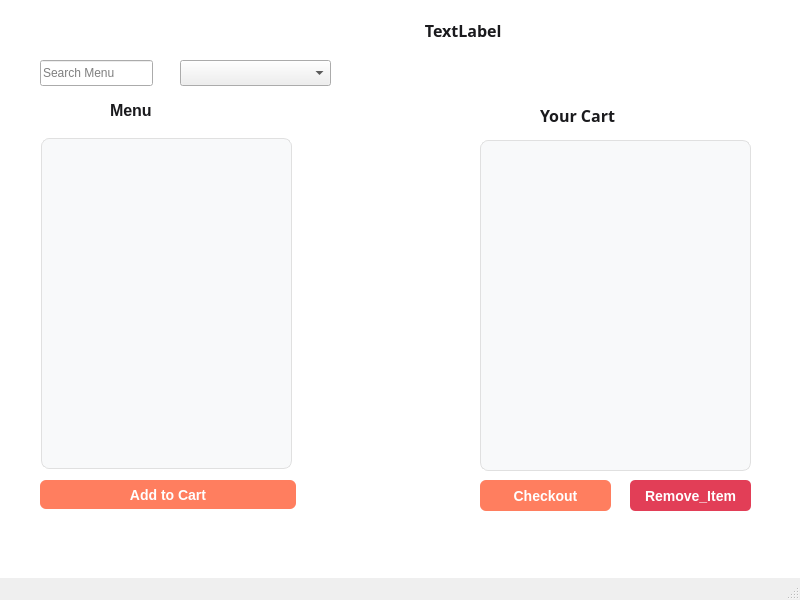
The window that mainwindow.ui (piyushagarwal0317-crypto/Food_Order) describes before a commit, drawn with Qt 5.
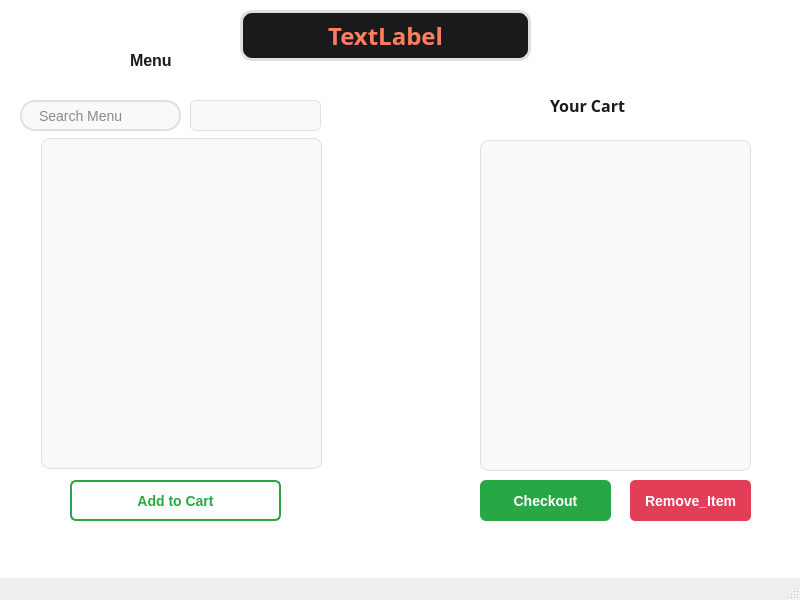
The same window after the commit.

Commit message: added colors in background,buttons

```diff
--- a/mainwindow.ui
+++ b/mainwindow.ui
@@ -60,12 +60,46 @@
    <widget class="QLineEdit" name="lineEdit">
     <property name="geometry">
      <rect>
-      <x>40</x>
-      <y>60</y>
-      <width>113</width>
-      <height>26</height>
+      <x>20</x>
+      <y>100</y>
+      <width>161</width>
+      <height>31</height>
      </rect>
     </property>
+    <property name="styleSheet">
+     <string notr="true">/* --- SEARCH BAR STYLING --- */
+
+/* 1. The Search Text Box */
+QLineEdit {
+    background-color: #F8F9FA;
+    border: 2px solid #E0E0E0;
+    border-radius: 15px; /* Gives it a nice round pill shape! */
+    padding: 6px 15px;
+    color: #1A1A1D;
+    font-size: 14px;
+}
+
+/* Make the border glow Coral when the user clicks to type! */
+QLineEdit:focus {
+    border: 2px solid #FF7E5F; 
+}
+
+/* 2. The Search Button */
+/* (Covering both QPushButton and QToolButton just in case!) */
+QPushButton#searchButton, QToolButton {
+    background-color: #1A1A1D; /* A sleek dark gray to contrast with your Coral buttons */
+    color: white;
+    border: none;
+    border-radius: 15px; /* Match the roundness of the search box */
+    padding: 6px 15px;
+    font-weight: bold;
+    font-size: 14px;
+}
+
+QPushButton#searchButton:hover, QToolButton:hover {
+    background-color: #4A4A4D; /* Lighter gray when hovered */
+}</string>
+    </property>
     <property name="placeholderText">
      <string>Search Menu</string>
     </property>
@@ -73,31 +107,60 @@
    <widget class="QComboBox" name="categoryComboBox">
     <property name="geometry">
      <rect>
-      <x>180</x>
-      <y>60</y>
-      <width>151</width>
-      <height>26</height>
+      <x>190</x>
+      <y>100</y>
+      <width>131</width>
+      <height>31</height>
      </rect>
     </property>
+    <property name="styleSheet">
+     <string notr="true">/* Style the Drop-Down Menu so it isn't invisible! */
+QComboBox {
+    background-color: #F8F9FA;
+    border: 1px solid #E0E0E0;
+    border-radius: 6px;
+    padding: 5px 10px;
+    color: #1A1A1D;
+    font-size: 14px;
+    font-weight: bold;
+}
+QComboBox::drop-down {
+    border: none;
+    width: 30px;
+}</string>
+    </property>
    </widget>
    <widget class="QLabel" name="specialsLabel">
     <property name="geometry">
      <rect>
-      <x>60</x>
-      <y>20</y>
-      <width>661</width>
-      <height>20</height>
+      <x>240</x>
+      <y>10</y>
+      <width>291</width>
+      <height>51</height>
      </rect>
     </property>
     <property name="font">
      <font>
       <family>Monospac821 BT</family>
       <pointsize>-1</pointsize>
-      <bold>true</bold>
+      <fontweight>Black</fontweight>
      </font>
     </property>
+    <property name="styleSheet">
+     <string notr="true">/* --- SLIDING WINDOW / MARQUEE DISPLAY --- */
+/* (Change 'scrollingLabel' to whatever your label's exact objectName is!) */
+QLabel#specialsLabel {
+    background-color: #1A1A1D;       /* A sleek, very dark gray/black background */
+    color: #FF7E5F;                  /* Your signature Coral color for the text */
+    border: 3px solid #E0E0E0;       /* A thick, modern border to frame it */
+    border-radius: 12px;             /* Nice, heavily rounded corners */
+    padding: 10px;                   /* Breathing room inside the box */
+    font-weight: 900;                /* Extra bold text */
+    font-size: 24px;                 /* Much larger text! */
+}</string>
+    </property>
     <property name="text">
-     <string>                                   TextLabel</string>
+     <string>TextLabel</string>
     </property>
     <property name="alignment">
      <set>Qt::AlignmentFlag::AlignCenter</set>
@@ -106,10 +169,10 @@
    <widget class="QPushButton" name="addToCartButton">
     <property name="geometry">
      <rect>
-      <x>40</x>
+      <x>70</x>
       <y>480</y>
-      <width>256</width>
-      <height>29</height>
+      <width>211</width>
+      <height>41</height>
      </rect>
     </property>
     <property name="font">
@@ -118,6 +181,25 @@
       <bold>true</bold>
      </font>
     </property>
+    <property name="styleSheet">
+     <string notr="true">/* --- ADD TO CART BUTTON --- */
+/* Using the exact object name so it ONLY affects this specific button */
+QPushButton#addToCartButton {
+    background-color: #FFFFFF;       /* Pure white background */
+    color: #28A745;                  /* Crisp, modern green text */
+    border: 2px solid #28A745;       /* Matching green border */
+    border-radius: 6px;              /* Keeps the modern rounded corners */
+    padding: 8px 15px;
+    font-weight: bold;
+    font-size: 14px;
+}
+
+/* Make it invert beautifully when the user hovers their mouse over it! */
+QPushButton#addToCartButton:hover {
+    background-color: #28A745;       /* Fills in green */
+    color: #FFFFFF;                  /* Text turns white */
+}</string>
+    </property>
     <property name="text">
      <string>Add to Cart</string>
     </property>
@@ -125,8 +207,8 @@
    <widget class="QLabel" name="totalLabel">
     <property name="geometry">
      <rect>
-      <x>540</x>
-      <y>100</y>
+      <x>550</x>
+      <y>90</y>
       <width>161</width>
       <height>31</height>
      </rect>
@@ -148,7 +230,7 @@
       <x>480</x>
       <y>480</y>
       <width>131</width>
-      <height>31</height>
+      <height>41</height>
      </rect>
     </property>
     <property name="font">
@@ -157,6 +239,23 @@
       <bold>true</bold>
      </font>
     </property>
+    <property name="styleSheet">
+     <string notr="true">/* --- CHECKOUT BUTTON --- */
+QPushButton#checkoutButton {
+    background-color: #28A745;       /* Solid green background */
+    color: #FFFFFF;                  /* Pure white text */
+    border: none;                    /* No border needed for a solid button */
+    border-radius: 6px;              /* Smooth corners */
+    padding: 8px 15px;
+    font-weight: bold;
+    font-size: 14px;
+}
+
+/* Make it darken slightly when the user hovers over it */
+QPushButton#checkoutButton:hover {
+    background-color: #218838;       /* A slightly deeper, richer green */
+}</string>
+    </property>
     <property name="text">
      <string>Checkout</string>
     </property>
@@ -176,7 +275,7 @@
      <rect>
       <x>41</x>
       <y>138</y>
-      <width>251</width>
+      <width>281</width>
       <height>331</height>
      </rect>
     </property>
@@ -184,9 +283,9 @@
    <widget class="QLabel" name="label">
     <property name="geometry">
      <rect>
-      <x>110</x>
-      <y>90</y>
-      <width>111</width>
+      <x>130</x>
+      <y>40</y>
+      <width>61</width>
       <height>41</height>
      </rect>
     </property>
@@ -206,7 +305,7 @@
       <x>630</x>
       <y>480</y>
       <width>121</width>
-      <height>31</height>
+      <height>41</height>
      </rect>
     </property>
     <property name="styleSheet">
```
The commit also changes 6 other files.
